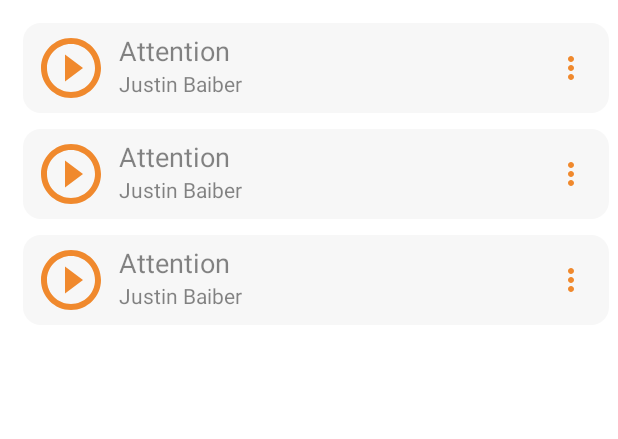
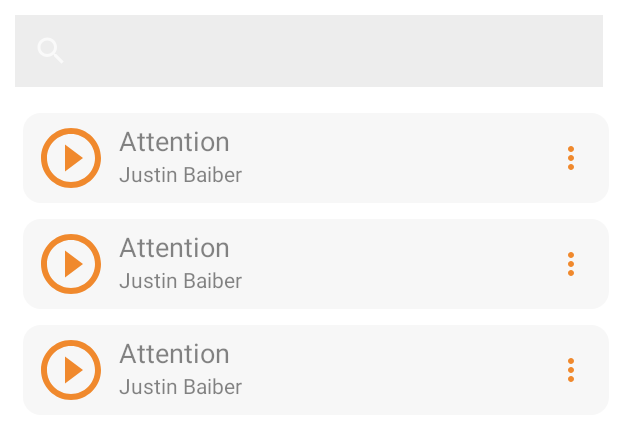
Before and after one commit to atembamanu/Am-Music, an Android app: the layout fragment_tab3.xml on its own in the app's theme, with its tools: preview values and no code run, on a phone screen of 412 x 824 dp. Shown: the top 439 px of the screen. Run offline under Robolectric (Android 15) with nearby library versions, the phone set to English and light mode, and no system bars.

Commit message:
add search view in Local songs

```diff
--- a/app/src/main/res/layout/fragment_tab3.xml
+++ b/app/src/main/res/layout/fragment_tab3.xml
@@ -3,6 +3,7 @@
     xmlns:tools="http://schemas.android.com/tools"
     android:layout_width="match_parent"
     android:layout_height="match_parent"
+    xmlns:app="http://schemas.android.com/apk/res-auto"
     android:background="@color/colorWhite"
     tools:context=".Fragments.tab3">
     <ProgressBar
@@ -14,6 +15,16 @@
         tools:visibility="visible"
         android:id="@+id/progress_horizontal"/>
 
+    <androidx.appcompat.widget.SearchView
+        android:id="@+id/search_view"
+        android:layout_width="match_parent"
+        android:layout_height="wrap_content"
+        app:queryHint="Search songs"
+        android:layout_marginStart="10dp"
+        android:layout_marginTop="10dp"
+        android:background="#ededed"
+        android:layout_marginEnd="10dp" />
+
     <androidx.recyclerview.widget.RecyclerView
         android:id="@+id/localRecyclerView"
         android:layout_width="match_parent"
@@ -22,7 +33,7 @@
         android:paddingLeft="15sp"
         android:paddingRight="6sp"
         android:paddingEnd="6sp"
-        android:layout_marginTop="10dp"
+        android:layout_marginTop="70dp"
         tools:listitem="@layout/local_list" />
 
 </FrameLayout>
```
Also changed, not shown: app/src/main/java/com/blueman/ammusic/Adapters/LocalTracksAdapter.java (+40 -4 lines), app/src/main/java/com/blueman/ammusic/Fragments/tab3.java (+47 -24 lines).
